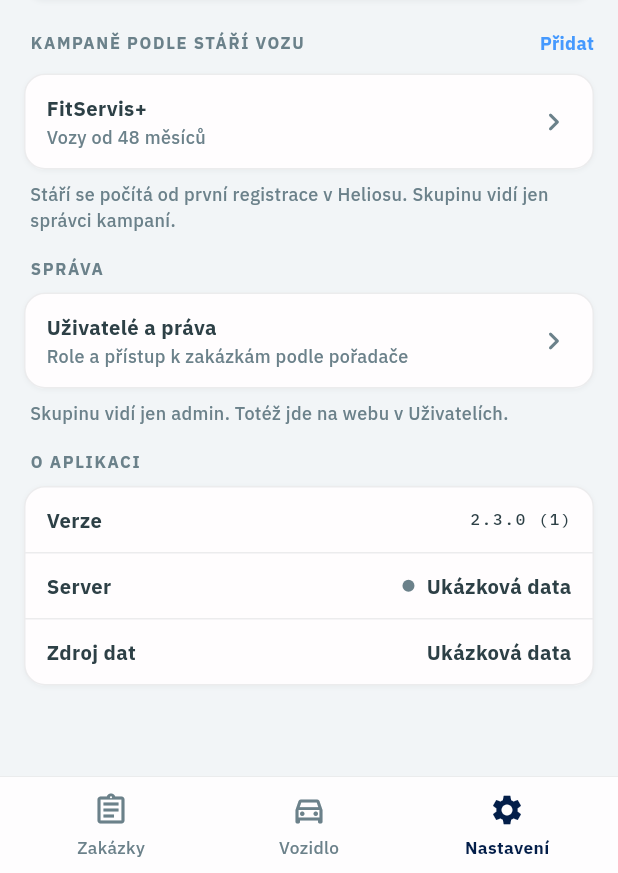
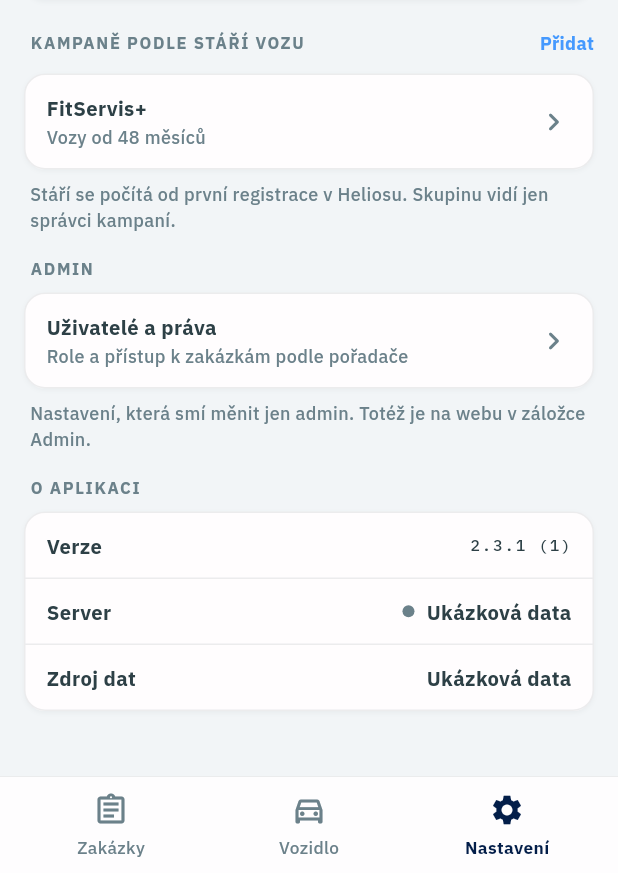
Before and after one commit to JanSvihalek/RenoWorkshop, a Flutter app: the SettingsScreen screen opened by its route, scrolled down 894 dp, on a phone screen of 412 x 824 dp, the part 363-1236 px from its top. Run offline on Flutter 3.47's test engine with Material 3 defaults, Android fonts, the phone set to English and light mode, and no system bars; our stand-ins replace camera, file_picker, firebase_auth, firebase_core, flutter_riverpod, go_router and 5 more; missing offline and left inert: gal, google_mlkit_barcode_scanning, google_mlkit_text_recognition; accounts and stored records are empty; project files that could hold a hidden picture were left out.

Commit message:
[2.3.1+1] Nastavení: skupina Admin místo Správa
Místo pro další nastavení jen pro admina; zatím Uživatelé a práva.

Co-Authored-By: Claude Opus 5.5 <noreply@anthropic.com>

```diff
--- a/lib/src/features/settings/presentation/screens/settings_screen.dart
+++ b/lib/src/features/settings/presentation/screens/settings_screen.dart
@@ -40,7 +40,7 @@ class SettingsScreen extends ConsumerWidget {
       _VychoziFiltr(),
       _Fotodokumentace(),
       _KampanePodleStari(),
-      _Uzivatele(),
+      _Admin(),
       _OAplikaci(),
     ];
 
@@ -577,10 +577,10 @@ class _KampanePodleStari extends ConsumerWidget {
   }
 }
 
-/// Uživatelé a jejich práva k pořadačům - jen pro admina. Stejná správa
-/// jako stránka Uživatelé na webu.
-class _Uzivatele extends ConsumerWidget {
-  const _Uzivatele();
+/// Admin - nastavení jen pro admina. Zatím uživatelé a jejich práva
+/// k pořadačům (stejná správa jako Admin na webu), další přibudou sem.
+class _Admin extends ConsumerWidget {
+  const _Admin();
 
   @override
   Widget build(BuildContext context, WidgetRef ref) {
@@ -589,8 +589,10 @@ class _Uzivatele extends ConsumerWidget {
     if (prava == null || !prava.jeAdmin) return const SizedBox.shrink();
 
     return _Skupina(
-      nadpis: 'SPRÁVA',
-      poznamka: 'Skupinu vidí jen admin. Totéž jde na webu v Uživatelích.',
+      nadpis: 'ADMIN',
+      poznamka:
+          'Nastavení, která smí měnit jen admin. Totéž je na webu '
+          'v záložce Admin.',
       radky: [
         InkWell(
           key: const Key('nastaveni-uzivatele'),
--- a/pubspec.yaml
+++ b/pubspec.yaml
@@ -2,7 +2,7 @@ name: renoworkshop
 description: "RenoWorkshop - interní dílenský tracker servisních zakázek RENOCAR a.s."
 publish_to: 'none'
 
-version: 2.3.0+1
+version: 2.3.1+1
 
 environment:
   sdk: ^3.11.5
```
